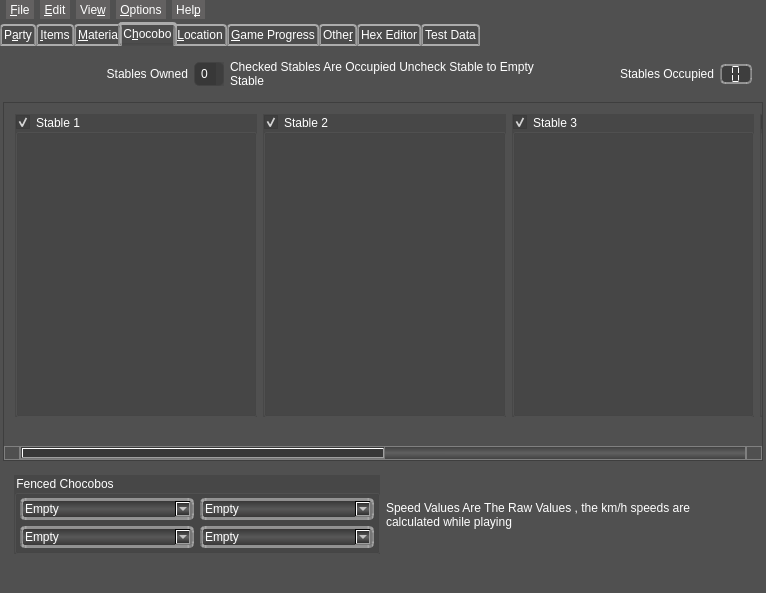
sithlord48/blackchocobo, file mainwindow.ui: the form before one commit.
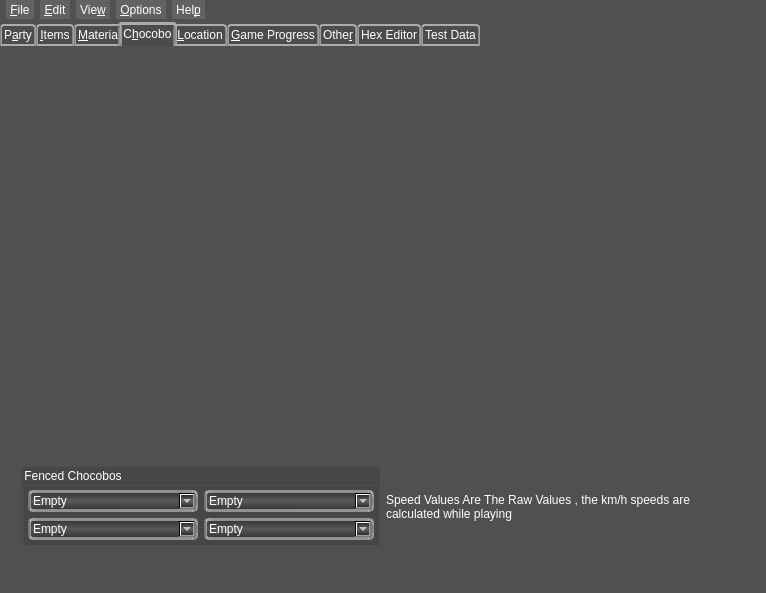
The form after the commit. The open tabs and pages were chosen to show the change. Icons and pictures are not drawn.

Commit message: ChocoboManager Replaces Old Chocobo Tab Set up . Lupdate

Diff of the .ui file:
```diff
--- a/mainwindow.ui
+++ b/mainwindow.ui
@@ -2828,256 +2828,9 @@
        <attribute name="title">
         <string>C&amp;hocobo</string>
        </attribute>
-       <layout class="QVBoxLayout" name="verticalLayout_57">
-        <property name="spacing">
-         <number>3</number>
-        </property>
-        <property name="leftMargin">
-         <number>3</number>
-        </property>
-        <property name="topMargin">
-         <number>3</number>
-        </property>
-        <property name="rightMargin">
-         <number>3</number>
-        </property>
-        <property name="bottomMargin">
-         <number>3</number>
-        </property>
+       <layout class="QVBoxLayout" name="verticalLayout_19">
         <item>
-         <widget class="QFrame" name="choco_stables_frame">
-          <property name="sizePolicy">
-           <sizepolicy hsizetype="Preferred" vsizetype="Fixed">
-            <horstretch>0</horstretch>
-            <verstretch>0</verstretch>
-           </sizepolicy>
-          </property>
-          <layout class="QHBoxLayout" name="horizontalLayout_51">
-           <item>
-            <widget class="QLabel" name="label_9">
-             <property name="sizePolicy">
-              <sizepolicy hsizetype="Preferred" vsizetype="Fixed">
-               <horstretch>0</horstretch>
-               <verstretch>0</verstretch>
-              </sizepolicy>
-             </property>
-             <property name="text">
-              <string>Stables Owned</string>
-             </property>
-             <property name="alignment">
-              <set>Qt::AlignRight|Qt::AlignTrailing|Qt::AlignVCenter</set>
-             </property>
-            </widget>
-           </item>
-           <item>
-            <widget class="QSpinBox" name="sb_stables_owned">
-             <property name="sizePolicy">
-              <sizepolicy hsizetype="Minimum" vsizetype="Fixed">
-               <horstretch>0</horstretch>
-               <verstretch>0</verstretch>
-              </sizepolicy>
-             </property>
-             <property name="minimumSize">
-              <size>
-               <width>30</width>
-               <height>24</height>
-              </size>
-             </property>
-             <property name="maximumSize">
-              <size>
-               <width>30</width>
-               <height>24</height>
-              </size>
-             </property>
-             <property name="wrapping">
-              <bool>true</bool>
-             </property>
-             <property name="alignment">
-              <set>Qt::AlignCenter</set>
-             </property>
-             <property name="maximum">
-              <number>6</number>
-             </property>
-            </widget>
-           </item>
-           <item>
-            <widget class="QLabel" name="label_142">
-             <property name="sizePolicy">
-              <sizepolicy hsizetype="Preferred" vsizetype="Fixed">
-               <horstretch>0</horstretch>
-               <verstretch>0</verstretch>
-              </sizepolicy>
-             </property>
-             <property name="text">
-              <string>Checked Stables Are Occupied Uncheck Stable to Empty 
-Stable</string>
-             </property>
-            </widget>
-           </item>
-           <item>
-            <widget class="QLabel" name="label_141">
-             <property name="sizePolicy">
-              <sizepolicy hsizetype="Preferred" vsizetype="Fixed">
-               <horstretch>0</horstretch>
-               <verstretch>0</verstretch>
-              </sizepolicy>
-             </property>
-             <property name="text">
-              <string>Stables Occupied</string>
-             </property>
-             <property name="alignment">
-              <set>Qt::AlignRight|Qt::AlignTrailing|Qt::AlignVCenter</set>
-             </property>
-            </widget>
-           </item>
-           <item>
-            <widget class="QLCDNumber" name="lcd_stables_occupied">
-             <property name="sizePolicy">
-              <sizepolicy hsizetype="Minimum" vsizetype="Fixed">
-               <horstretch>0</horstretch>
-               <verstretch>0</verstretch>
-              </sizepolicy>
-             </property>
-             <property name="maximumSize">
-              <size>
-               <width>32</width>
-               <height>20</height>
-              </size>
-             </property>
-             <property name="digitCount">
-              <number>1</number>
-             </property>
-             <property name="segmentStyle">
-              <enum>QLCDNumber::Flat</enum>
-             </property>
-            </widget>
-           </item>
-          </layout>
-         </widget>
-        </item>
-        <item>
-         <widget class="QScrollArea" name="scrollArea_2">
-          <property name="sizePolicy">
-           <sizepolicy hsizetype="Preferred" vsizetype="Preferred">
-            <horstretch>0</horstretch>
-            <verstretch>0</verstretch>
-           </sizepolicy>
-          </property>
-          <widget class="QWidget" name="scrollAreaWidgetContents_2">
-           <property name="geometry">
-            <rect>
-             <x>0</x>
-             <y>0</y>
-             <width>1506</width>
-             <height>325</height>
-            </rect>
-           </property>
-           <property name="sizePolicy">
-            <sizepolicy hsizetype="Preferred" vsizetype="Preferred">
-             <horstretch>0</horstretch>
-             <verstretch>0</verstretch>
-            </sizepolicy>
-           </property>
-           <property name="styleSheet">
-            <string notr="true"/>
-           </property>
-           <layout class="QHBoxLayout" name="horizontalLayout_158">
-            <item>
-             <widget class="QGroupBox" name="box_stable1">
-              <property name="enabled">
-               <bool>true</bool>
-              </property>
-              <property name="minimumSize">
-               <size>
-                <width>0</width>
-                <height>0</height>
-               </size>
-              </property>
-              <property name="maximumSize">
-               <size>
-                <width>16777215</width>
-                <height>16677215</height>
-               </size>
-              </property>
-              <property name="title">
-               <string>Stable 1</string>
-              </property>
-              <property name="checkable">
-               <bool>true</bool>
-              </property>
-              <property name="checked">
-               <bool>true</bool>
-              </property>
-             </widget>
-            </item>
-            <item>
-             <widget class="QGroupBox" name="box_stable2">
-              <property name="title">
-               <string>Stable 2</string>
-              </property>
-              <property name="checkable">
-               <bool>true</bool>
-              </property>
-              <property name="checked">
-               <bool>true</bool>
-              </property>
-             </widget>
-            </item>
-            <item>
-             <widget class="QGroupBox" name="box_stable3">
-              <property name="title">
-               <string>Stable 3</string>
-              </property>
-              <property name="checkable">
-               <bool>true</bool>
-              </property>
-              <property name="checked">
-               <bool>true</bool>
-              </property>
-             </widget>
-            </item>
-            <item>
-             <widget class="QGroupBox" name="box_stable4">
-              <property name="title">
-               <string>Stable 4</string>
-              </property>
-              <property name="checkable">
-               <bool>true</bool>
-              </property>
-              <property name="checked">
-               <bool>true</bool>
-              </property>
-             </widget>
-            </item>
-            <item>
-             <widget class="QGroupBox" name="box_stable5">
-              <property name="title">
-               <string>Stable 5</string>
-              </property>
-              <property name="checkable">
-               <bool>true</bool>
-              </property>
-              <property name="checked">
-               <bool>true</bool>
-              </property>
-             </widget>
-            </item>
-            <item>
-             <widget class="QGroupBox" name="box_stable6">
-              <property name="title">
-               <string>Stable 6</string>
-              </property>
-              <property name="checkable">
-               <bool>true</bool>
-              </property>
-              <property name="checked">
-               <bool>true</bool>
-              </property>
-             </widget>
-            </item>
-           </layout>
-          </widget>
-         </widget>
+         <widget class="QFrame" name="chocoboManagerBox"/>
         </item>
         <item>
          <widget class="QFrame" name="choco_Pen_frame">
```
Left out of the diff: 5 changed lines with no effect on the pictures. The commit also changes 20 other files.
